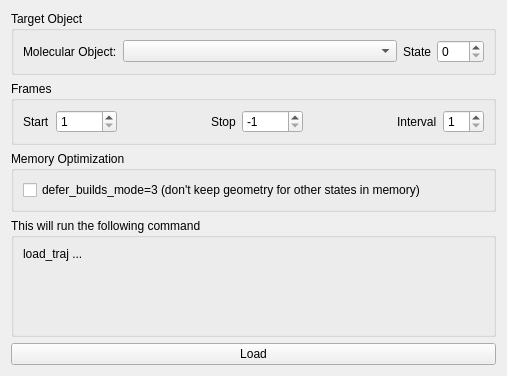
schrodinger/pymol-open-source, file modules/pmg_qt/forms/load_traj.ui: the form before one commit.
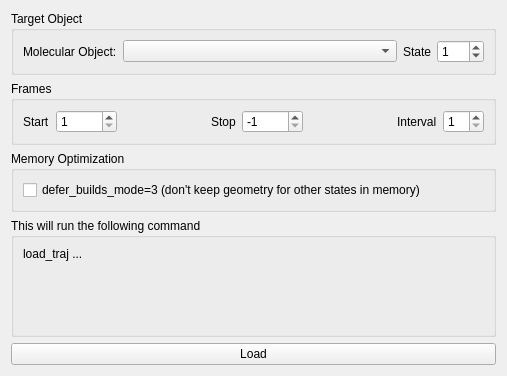
The form after the commit.

Commit message: PYMOL-3620 load_traj state=1 by default

The edit to the form file:
```diff
--- a/modules/pmg_qt/forms/load_traj.ui
+++ b/modules/pmg_qt/forms/load_traj.ui
@@ -53,7 +53,7 @@
          <number>999</number>
         </property>
         <property name="value">
-         <number>0</number>
+         <number>1</number>
         </property>
        </widget>
       </item>
```
The commit also changes 1 other file.
